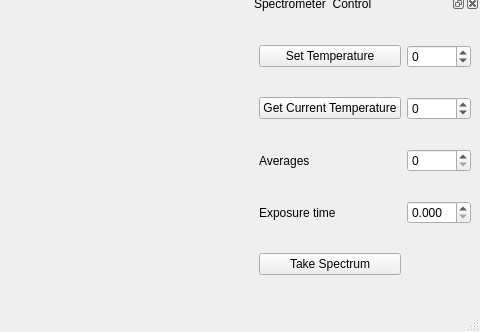
Before: the Qt Designer form gui/whitelight_transmission/whitelight_transmission.ui in rasjen/qudi, drawn with Qt 5; both pictures show x 489 to 969 and y 379 to 711 of the 969 by 711 pixel window.
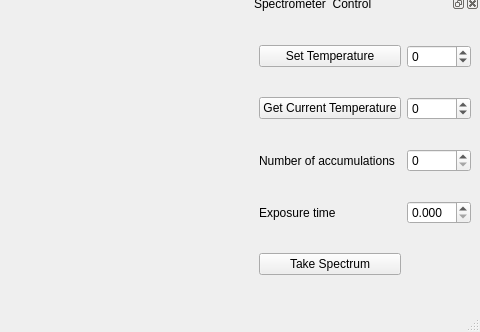
After: the same form once the commit is applied. Custom widgets are drawn as their Qt base class.

Diff of the .ui file:
```diff
--- a/gui/whitelight_transmission/whitelight_transmission.ui
+++ b/gui/whitelight_transmission/whitelight_transmission.ui
@@ -330,7 +330,7 @@
      <item row="3" column="0">
       <widget class="QLabel" name="label_4">
        <property name="text">
-        <string>Averages</string>
+        <string>Number of accumulations</string>
        </property>
       </widget>
      </item>
```
Left out of the diff: 4 changed lines with no effect on the pictures.
